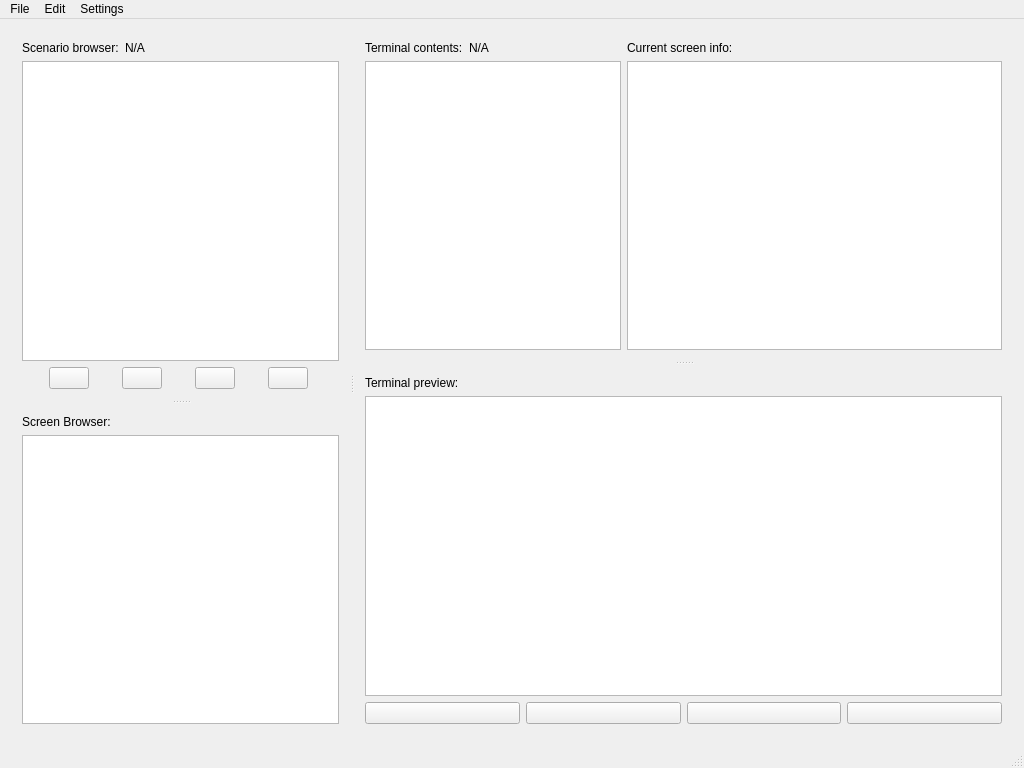
janos-ijgyarto/HuxQt, file HuxQt/src/forms/HuxQt.ui: the form before one commit.
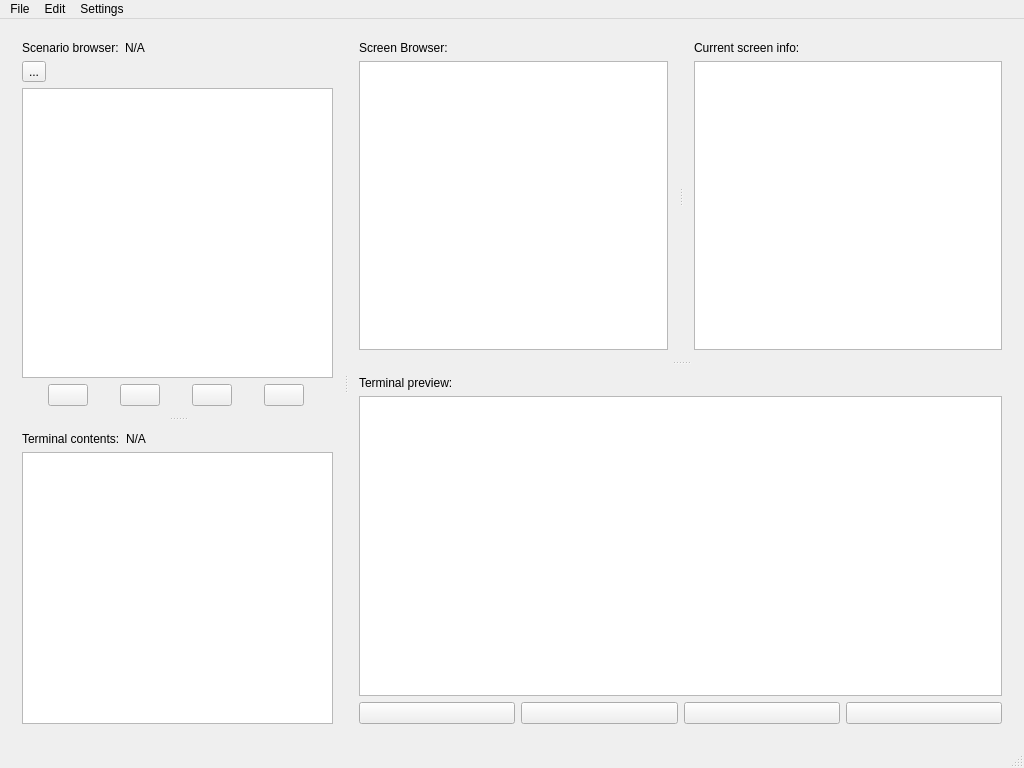
The form after the commit.

Commit message: UI overhaul: scenario browser "explorer" logic, terminal IDs, refactoring - Swapped the scenario browser tree structure for a list with "explorer" logic (much easier to implement copy/paste and other functionality) - Refactored the affected code, removing the complexity caused by the tree structure - Added ID member for terminals (helps map between them and editor windows) - Misc. fixes and refactoring

Patch:
```diff
--- a/HuxQt/src/forms/HuxQt.ui
+++ b/HuxQt/src/forms/HuxQt.ui
@@ -30,21 +30,11 @@
        <property name="orientation">
         <enum>Qt::Vertical</enum>
        </property>
-       <widget class="QWidget" name="gridLayoutWidget">
-        <layout class="QGridLayout" name="scenario_browser_grid">
-         <item row="1" column="0" colspan="2">
-          <widget class="QTreeWidget" name="scenario_browser_tree">
-           <attribute name="headerVisible">
-            <bool>false</bool>
-           </attribute>
-           <column>
-            <property name="text">
-             <string notr="true">1</string>
-            </property>
-           </column>
-          </widget>
-         </item>
-         <item row="0" column="0">
+       <widget class="QWidget" name="verticalLayoutWidget_4">
+        <layout class="QVBoxLayout" name="scenario_browser_vbox">
+         <item>
+          <layout class="QHBoxLayout" name="scenario_browser_labels_hbox">
+           <item>
           <widget class="QLabel" name="scenario_browser_label">
            <property name="sizePolicy">
             <sizepolicy hsizetype="Maximum" vsizetype="Preferred">
@@ -57,14 +47,26 @@
            </property>
           </widget>
          </item>
-         <item row="0" column="1">
+           <item>
           <widget class="QLabel" name="scenario_name_label">
            <property name="text">
             <string>N/A</string>
            </property>
           </widget>
          </item>
-         <item row="2" column="0" colspan="2">
+          </layout>
+         </item>
+         <item>
+          <widget class="QToolButton" name="scenario_up_button">
+           <property name="text">
+            <string>...</string>
+           </property>
+          </widget>
+         </item>
+         <item>
+          <widget class="QListWidget" name="scenario_browser_view"/>
+         </item>
+         <item>
           <layout class="QHBoxLayout" name="scenario_browser_buttons_hbox">
            <item>
             <widget class="QPushButton" name="add_terminal_button">
@@ -134,6 +136,50 @@
          </item>
         </layout>
        </widget>
+       <widget class="QWidget" name="verticalLayoutWidget">
+        <layout class="QVBoxLayout" name="terminal_contents_vbox">
+         <item>
+          <layout class="QHBoxLayout" name="terminal_contents_labels_hbox">
+           <item>
+            <widget class="QLabel" name="terminal_contents_label">
+             <property name="sizePolicy">
+              <sizepolicy hsizetype="Maximum" vsizetype="Preferred">
+               <horstretch>0</horstretch>
+               <verstretch>0</verstretch>
+              </sizepolicy>
+             </property>
+             <property name="text">
+              <string>Terminal contents:</string>
+             </property>
+            </widget>
+           </item>
+           <item>
+            <widget class="QLabel" name="terminal_name_label">
+             <property name="text">
+              <string>N/A</string>
+             </property>
+            </widget>
+           </item>
+          </layout>
+         </item>
+         <item>
+          <widget class="QTableWidget" name="terminal_info_table">
+           <attribute name="horizontalHeaderVisible">
+            <bool>false</bool>
+           </attribute>
+          </widget>
+         </item>
+        </layout>
+       </widget>
+      </widget>
+      <widget class="QSplitter" name="terminal_preview_splitter">
+       <property name="orientation">
+        <enum>Qt::Vertical</enum>
+       </property>
+       <widget class="QSplitter" name="screen_browser_splitter">
+        <property name="orientation">
+         <enum>Qt::Horizontal</enum>
+        </property>
        <widget class="QWidget" name="verticalLayoutWidget_2">
         <layout class="QVBoxLayout" name="screen_browser_vbox">
          <item>
@@ -157,55 +203,24 @@
          </item>
         </layout>
        </widget>
-      </widget>
-      <widget class="QSplitter" name="terminal_preview_splitter">
-       <property name="orientation">
-        <enum>Qt::Vertical</enum>
-       </property>
-       <widget class="QWidget" name="verticalLayoutWidget">
-        <layout class="QGridLayout" name="terminal_contents_grid">
-         <item row="0" column="0">
-          <widget class="QLabel" name="terminal_contents_label">
-           <property name="sizePolicy">
-            <sizepolicy hsizetype="Maximum" vsizetype="Preferred">
-             <horstretch>0</horstretch>
-             <verstretch>0</verstretch>
-            </sizepolicy>
-           </property>
-           <property name="text">
-            <string>Terminal contents:</string>
-           </property>
-          </widget>
-         </item>
-         <item row="1" column="0" colspan="2">
-          <widget class="QTableWidget" name="terminal_info_table">
-           <attribute name="horizontalHeaderVisible">
-            <bool>false</bool>
-           </attribute>
-          </widget>
-         </item>
-         <item row="1" column="2">
-          <widget class="QTableWidget" name="screen_info_table">
-           <attribute name="horizontalHeaderVisible">
-            <bool>false</bool>
-           </attribute>
-          </widget>
-         </item>
-         <item row="0" column="1">
-          <widget class="QLabel" name="terminal_name_label">
-           <property name="text">
-            <string>N/A</string>
-           </property>
-          </widget>
-         </item>
-         <item row="0" column="2">
+        <widget class="QWidget" name="verticalLayoutWidget_3">
+         <layout class="QVBoxLayout" name="screen_info_vbox">
+          <item>
           <widget class="QLabel" name="screen_info_label">
            <property name="text">
             <string>Current screen info:</string>
            </property>
           </widget>
          </item>
-        </layout>
+          <item>
+           <widget class="QTableWidget" name="screen_info_table">
+            <attribute name="horizontalHeaderVisible">
+             <bool>false</bool>
+            </attribute>
+           </widget>
+          </item>
+         </layout>
+        </widget>
        </widget>
        <widget class="QWidget" name="gridLayoutWidget_4">
         <layout class="QVBoxLayout" name="terminal_preview_vbox">
```
Left out of the diff: 2 changed lines with no effect on the pictures. Lines whose indentation alone changed are shown as unchanged. The commit also changes 10 other files.
